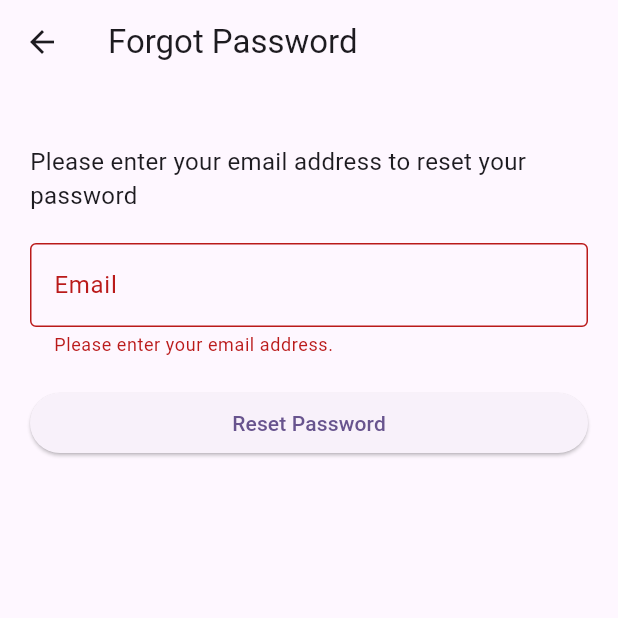
After one commit to OneByte-Foods/ONE-BYTE-FOOD-MOBILE, a Flutter app: the ForgotPasswordScreen screen opened by its route, after a tap on "Reset Password", on a phone screen of 412 x 824 dp, the top half of it. The commit adds this screen. Run offline on Flutter 3.47's test engine with Material 3 defaults, Android fonts, the phone set to English and light mode, and no system bars; our stand-ins replace firebase_auth, firebase_core, shared_preferences, smooth_page_indicator; accounts and stored records are empty.

Commit message:
🔥 Add forgot password functionality

```diff
--- /dev/null
+++ b/lib/forgot password/forgot_password.dart
@@ -0,0 +1,97 @@
+import 'package:firebase_auth/firebase_auth.dart';
+import 'package:flutter/material.dart';
+
+class ForgotPasswordScreen extends StatefulWidget {
+  const ForgotPasswordScreen({Key? key}) : super(key: key);
+
+  @override
+  _ForgotPasswordScreenState createState() => _ForgotPasswordScreenState();
+}
+
+class _ForgotPasswordScreenState extends State<ForgotPasswordScreen> {
+  String email = "";
+  late TextEditingController emailController = TextEditingController();
+
+  final _formKey = GlobalKey<FormState>();
+  @override
+  void dispose() {
+    emailController.dispose();
+    super.dispose();
+  }
+
+  void resetPassword() async {
+    try {
+      await FirebaseAuth.instance.sendPasswordResetEmail(email: email);
+      ScaffoldMessenger.of(context).showSnackBar(SnackBar(
+        content: Text(
+          'Password Reset has been sent to the email address',
+          style: TextStyle(
+            fontSize: 20,
+          ),
+        ),
+      ));
+    } on FirebaseAuthException catch (e) {
+      if (e.code == "user-not-found") {
+        ScaffoldMessenger.of(context).showSnackBar(SnackBar(
+          content: Text(
+            'No user with email was found',
+            style: TextStyle(
+              fontSize: 20,
+            ),
+          ),
+        ));
+      }
+    }
+  }
+
+  @override
+  Widget build(BuildContext context) {
+    return Scaffold(
+      appBar: AppBar(
+        title: Text('Forgot Password'),
+      ),
+      body: Padding(
+        padding: const EdgeInsets.all(20.0),
+        child: Form(
+          key: _formKey,
+          child: Column(
+            crossAxisAlignment: CrossAxisAlignment.stretch,
+            children: [
+              SizedBox(height: 20),
+              Text(
+                'Please enter your email address to reset your password',
+                style: TextStyle(fontSize: 16),
+              ),
+              SizedBox(height: 20),
+              TextFormField(
+                controller: emailController,
+                decoration: InputDecoration(
+                  labelText: 'Email',
+                  border: OutlineInputBorder(),
+                ),
+                validator: (value) {
+                  if (value == null || value.isEmpty) {
+                    return 'Please enter your email address.';
+                  }
+                  return null;
+                },
+              ),
+              SizedBox(height: 20),
+              ElevatedButton(
+                onPressed: () {
+                  if (_formKey.currentState!.validate()) {
+                    setState(() {
+                      email = emailController.text;
+                    });
+                    resetPassword();
+                  }
+                },
+                child: Text('Reset Password'),
+              ),
+            ],
+          ),
+        ),
+      ),
+    );
+  }
+}
--- a/lib/routes/app_routes.dart
+++ b/lib/routes/app_routes.dart
@@ -1,4 +1,5 @@
 import 'package:flutter/material.dart';
+import 'package:new_mobile_app/forgot%20password/forgot_password.dart';
 import 'package:new_mobile_app/home/home_screen.dart';
 import 'package:new_mobile_app/login/login_page.dart';
 import 'package:new_mobile_app/onboarding/onboarding_view.dart';
@@ -11,11 +12,13 @@ class AppRoutes {
   static const String signUpPage = '/Signup-page-screen';
   static const String loginPageScreen = '/login-page-screen';
   static const String homePageScreen = '/home-page-screen';
+  static const String forgotPasswordScreen = '/forgot-password-page-screen';
 
   static Map<String, WidgetBuilder> routes = {
     onBoardingScreen: (context) => OnBoardingView(),
     signUpPage: (context) => SignupScreen(),
     loginPageScreen: (context) => LoginPageScreen(),
+    forgotPasswordScreen: (context) => ForgotPasswordScreen(),
     homePageScreen: (context) => HomeScreen(),
   };
 }
--- a/pubspec.yaml
+++ b/pubspec.yaml
@@ -39,6 +39,7 @@ dependencies:
   shared_preferences: ^2.2.2
   firebase_core: ^2.27.1
   firebase_auth: ^4.17.9
+  google_sign_in: ^6.2.1
 
 
 
```
Also changed, not shown: lib/login/login_page.dart (+14 -0 lines), lib/services/auth.dart (added, +11 -0 lines), pubspec.lock, 1 other file.
